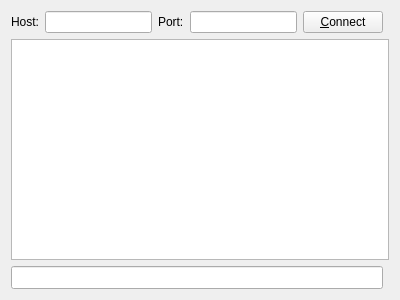
rpoisel/telnetssl, file sslcomm.ui: the form before one commit.
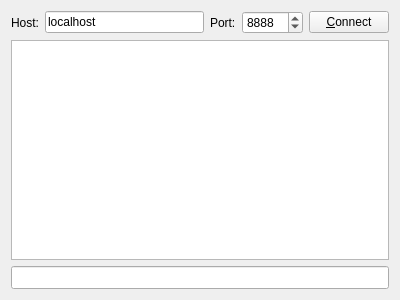
The form after the commit.

Diff of the .ui file:
```diff
--- a/sslcomm.ui
+++ b/sslcomm.ui
@@ -14,22 +14,6 @@
    <string>Form</string>
   </property>
   <layout class="QGridLayout" name="gridLayout">
-   <item row="2" column="0" colspan="5">
-    <widget class="QLineEdit" name="input">
-     <property name="font">
-      <font>
-       <family>Courier</family>
-      </font>
-     </property>
-    </widget>
-   </item>
-   <item row="0" column="2">
-    <widget class="QLabel" name="labelPort">
-     <property name="text">
-      <string>Port:</string>
-     </property>
-    </widget>
-   </item>
    <item row="0" column="0">
     <widget class="QLabel" name="labelHost">
      <property name="text">
@@ -37,8 +21,48 @@
      </property>
     </widget>
    </item>
+   <item row="0" column="4" colspan="2">
+    <widget class="QPushButton" name="buttonConnect">
+     <property name="text">
+      <string>&amp;Connect</string>
+     </property>
+    </widget>
+   </item>
    <item row="0" column="1">
-    <widget class="QLineEdit" name="host"/>
+    <widget class="QLineEdit" name="host">
+     <property name="text">
+      <string>localhost</string>
+     </property>
+    </widget>
+   </item>
+   <item row="2" column="0" colspan="6">
+    <widget class="QLineEdit" name="input">
+     <property name="font">
+      <font>
+       <family>Courier</family>
+      </font>
+     </property>
+    </widget>
+   </item>
+   <item row="0" column="3">
+    <widget class="QSpinBox" name="port">
+     <property name="minimum">
+      <number>1</number>
+     </property>
+     <property name="maximum">
+      <number>65535</number>
+     </property>
+     <property name="value">
+      <number>8888</number>
+     </property>
+    </widget>
+   </item>
+   <item row="0" column="2">
+    <widget class="QLabel" name="labelPort">
+     <property name="text">
+      <string>Port:</string>
+     </property>
+    </widget>
    </item>
    <item row="1" column="0" colspan="6">
     <widget class="QTextEdit" name="output">
@@ -52,16 +76,6 @@
      </property>
     </widget>
    </item>
-   <item row="0" column="4">
-    <widget class="QPushButton" name="connect">
-     <property name="text">
-      <string>&amp;Connect</string>
-     </property>
-    </widget>
-   </item>
-   <item row="0" column="3">
-    <widget class="QLineEdit" name="port"/>
-   </item>
   </layout>
  </widget>
  <resources/>
```
